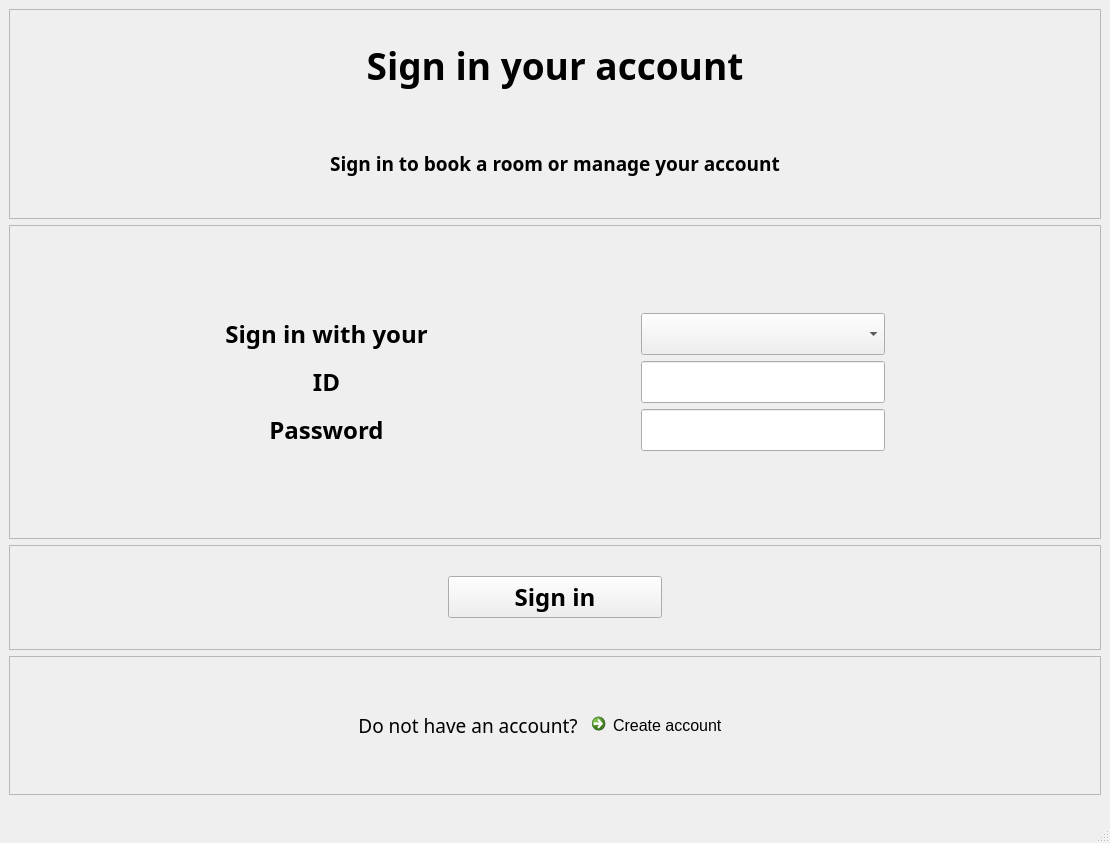
Qt form QT_test2/spacer_design_test_2.ui (SE-PROJ-MEMBER/SE-PROJ) before a commit.
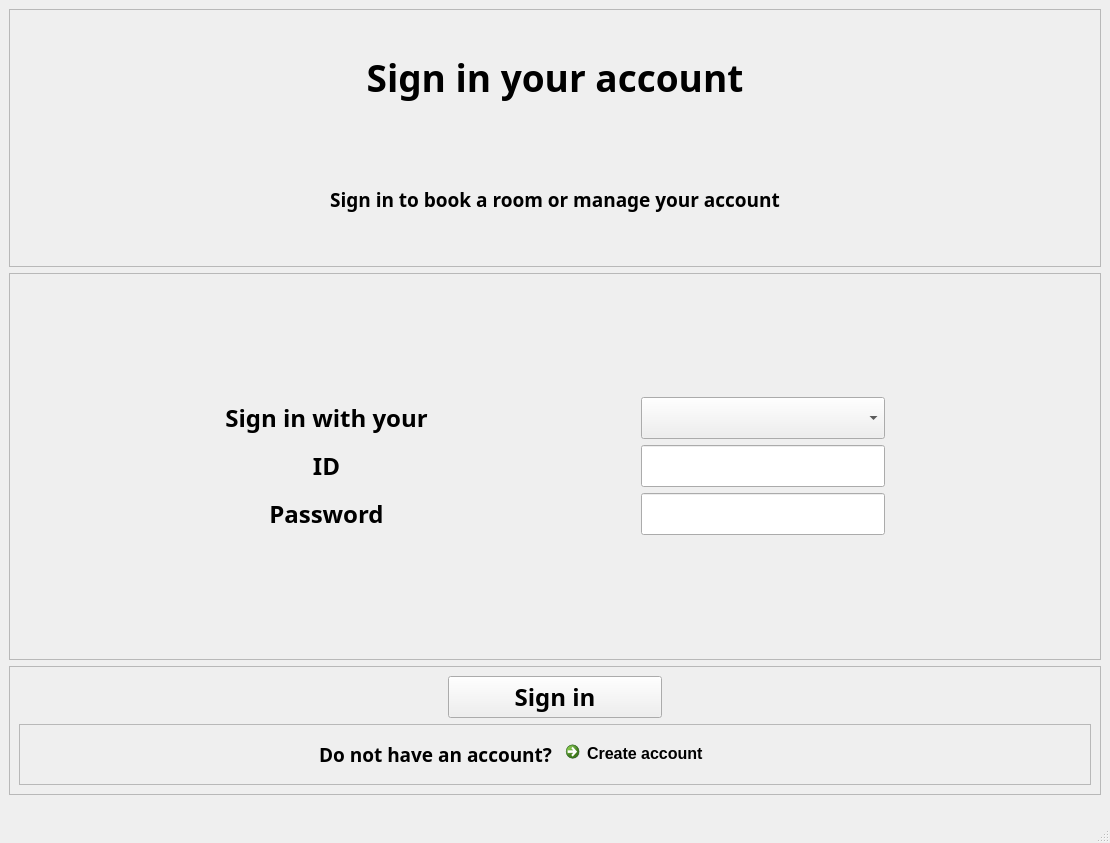
The same form after that commit.

Commit message: spacer design upgrade

Diff of the .ui file:
```diff
--- a/QT_test2/spacer_design_test_2.ui
+++ b/QT_test2/spacer_design_test_2.ui
@@ -24,7 +24,7 @@
   <widget class="QWidget" name="centralwidget">
    <layout class="QVBoxLayout" name="verticalLayout_2">
     <item>
-     <layout class="QVBoxLayout" name="verticalLayout" stretch="2,3,1,0">
+     <layout class="QVBoxLayout" name="verticalLayout" stretch="2,3,1">
       <item>
        <widget class="QFrame" name="frame">
         <property name="frameShape">
@@ -187,7 +187,7 @@
         <property name="frameShadow">
          <enum>QFrame::Raised</enum>
         </property>
-        <layout class="QGridLayout" name="gridLayout_7">
+        <layout class="QGridLayout" name="gridLayout_7" rowminimumheight="5,1">
          <item row="0" column="0">
           <layout class="QGridLayout" name="gridLayout_6" columnstretch="2,1,2">
            <item row="0" column="1">
@@ -225,10 +225,7 @@
            </item>
           </layout>
          </item>
-        </layout>
-       </widget>
-      </item>
-      <item>
+         <item row="1" column="0">
        <widget class="QFrame" name="frame_4">
         <property name="frameShape">
          <enum>QFrame::StyledPanel</enum>
@@ -236,30 +233,35 @@
         <property name="frameShadow">
          <enum>QFrame::Raised</enum>
         </property>
-        <layout class="QGridLayout" name="gridLayout_9">
-         <item row="0" column="0">
           <layout class="QGridLayout" name="gridLayout_8">
-           <item row="0" column="2">
-            <spacer name="verticalSpacer">
-             <property name="orientation">
-              <enum>Qt::Vertical</enum>
-             </property>
-             <property name="sizeHint" stdset="0">
-              <size>
-               <width>20</width>
-               <height>40</height>
-              </size>
-             </property>
-            </spacer>
-           </item>
-           <item row="1" column="2">
+            <item row="0" column="0">
+             <layout class="QGridLayout" name="gridLayout_5">
+              <item row="0" column="0">
+               <widget class="QLabel" name="label_6">
+                <property name="font">
+                 <font>
+                  <family>Bahnschrift Light</family>
+                  <pointsize>14</pointsize>
+                  <weight>75</weight>
+                  <bold>true</bold>
+                 </font>
+                </property>
+                <property name="text">
+                 <string>Do not have an account?</string>
+                </property>
+                <property name="alignment">
+                 <set>Qt::AlignRight|Qt::AlignTrailing|Qt::AlignVCenter</set>
+                </property>
+               </widget>
+              </item>
+              <item row="0" column="1">
             <widget class="QCommandLinkButton" name="commandLinkButton">
              <property name="font">
               <font>
                <family>Segoe UI</family>
                <pointsize>12</pointsize>
-               <weight>50</weight>
-               <bold>false</bold>
+                  <weight>75</weight>
+                  <bold>true</bold>
               </font>
              </property>
              <property name="text">
@@ -267,64 +269,10 @@
              </property>
             </widget>
            </item>
-           <item row="1" column="1">
-            <widget class="QLabel" name="label_6">
-             <property name="font">
-              <font>
-               <family>Bahnschrift SemiLight</family>
-               <pointsize>14</pointsize>
-               <weight>50</weight>
-               <bold>false</bold>
-              </font>
-             </property>
-             <property name="text">
-              <string>Do not have an account?</string>
-             </property>
-             <property name="alignment">
-              <set>Qt::AlignCenter</set>
-             </property>
-            </widget>
-           </item>
-           <item row="1" column="3">
-            <spacer name="horizontalSpacer_7">
-             <property name="orientation">
-              <enum>Qt::Horizontal</enum>
-             </property>
-             <property name="sizeHint" stdset="0">
-              <size>
-               <width>40</width>
-               <height>20</height>
-              </size>
-             </property>
-            </spacer>
-           </item>
-           <item row="1" column="0">
-            <spacer name="horizontalSpacer_6">
-             <property name="orientation">
-              <enum>Qt::Horizontal</enum>
-             </property>
-             <property name="sizeHint" stdset="0">
-              <size>
-               <width>40</width>
-               <height>20</height>
-              </size>
-             </property>
-            </spacer>
-           </item>
-           <item row="2" column="2">
-            <spacer name="verticalSpacer_2">
-             <property name="orientation">
-              <enum>Qt::Vertical</enum>
-             </property>
-             <property name="sizeHint" stdset="0">
-              <size>
-               <width>20</width>
-               <height>40</height>
-              </size>
-             </property>
-            </spacer>
-           </item>
-          </layout>
+             </layout>
+            </item>
+           </layout>
+          </widget>
          </item>
         </layout>
        </widget>
```
Lines whose indentation alone changed are shown as unchanged.
